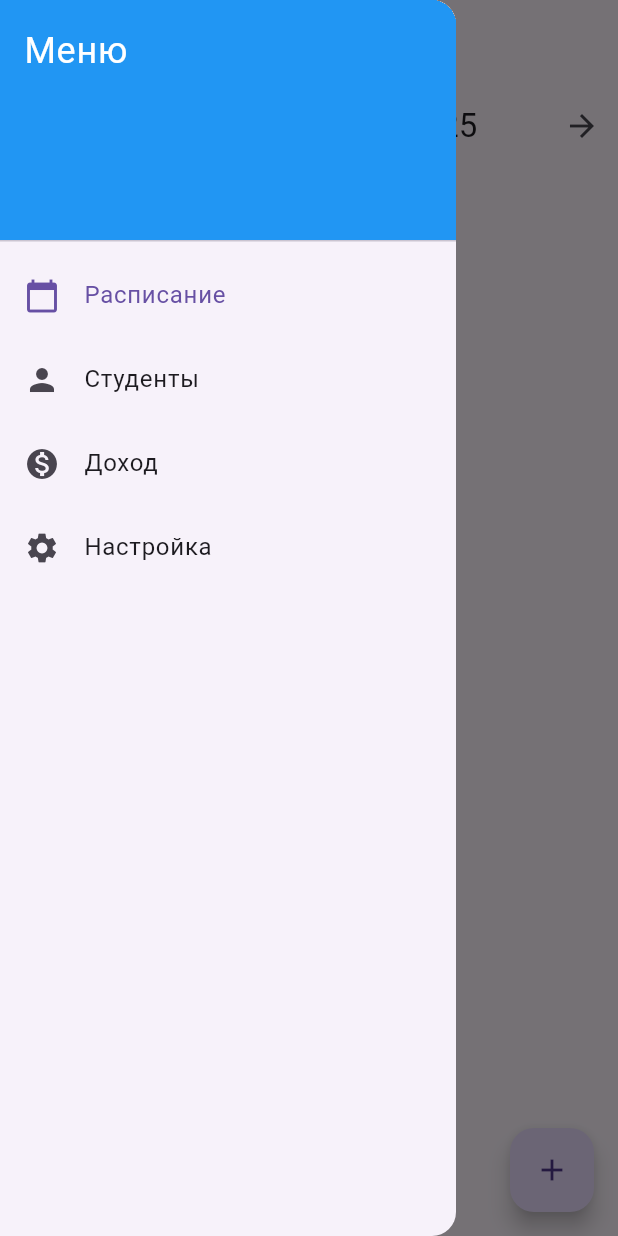
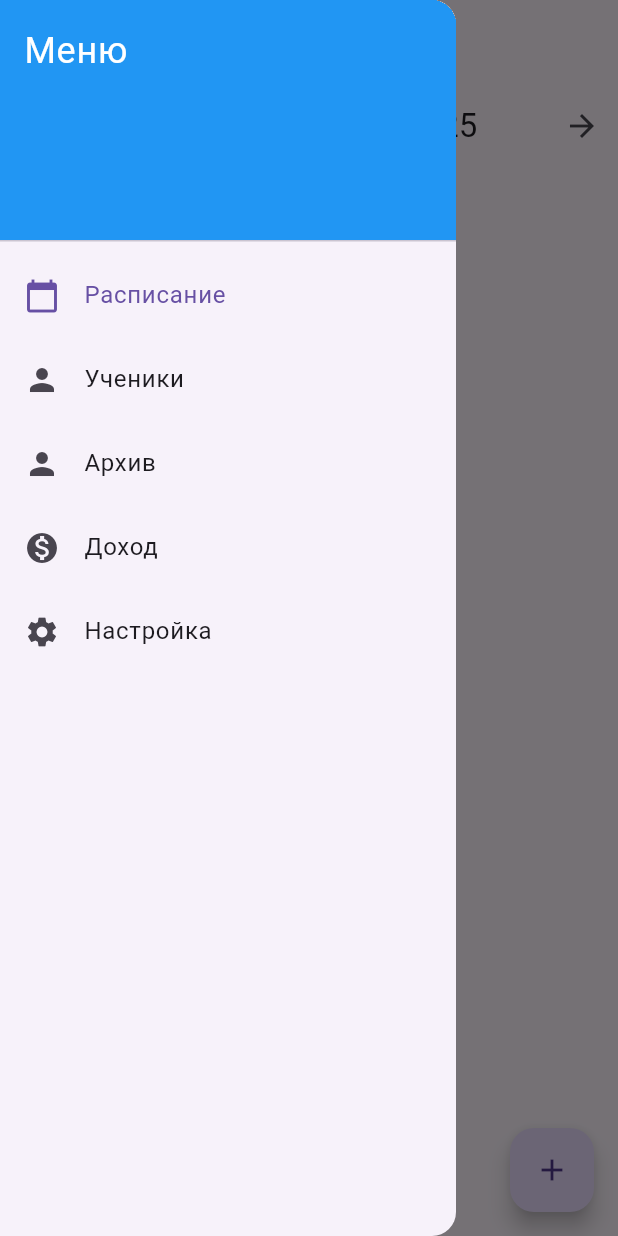
Before and after one commit to FairFire/repetitor3, a Flutter app: the screen it shows after launch, with the side drawer open, on a phone screen of 412 x 824 dp. Run offline on Flutter 3.47's test engine with Material 3 defaults, Android fonts, the phone set to English and light mode, and no system bars; our stand-ins replace file_picker, permission_handler, sqflite; accounts and stored records are empty.

Commit message:
Добавил функционал активного и не активного ученика

```diff
--- a/lib/main.dart
+++ b/lib/main.dart
@@ -3,6 +3,7 @@ import 'package:flutter_localizations/flutter_localizations.dart';
 import 'package:intl/date_symbol_data_local.dart';
 import 'package:repetitor/screens/setting_screen.dart';
 //import 'package:intl/date_symbol_data_file.dart' as file;
+import 'screens/archive_screen.dart';
 import 'screens/home_screen.dart';
 import 'screens/students_screen.dart';
 import 'screens/income_screen.dart';
@@ -47,6 +48,7 @@ class _MyHomePageState extends State<MyHomePage> {
   static const List<Widget> _widgetOptions = <Widget>[
     HomeScreen(),
     StudentsScreen(),
+    ArchiveScreen(),
     IncomeScreen(),
     SettingScreen(),
   ];
@@ -67,8 +69,9 @@ class _MyHomePageState extends State<MyHomePage> {
         title: switch (_selectedIndex) {
           0 => const Text('Расписание'),
           1 => const Text('Студенты'),
-          2 => const Text('Доход за месяц'),
-          3 => const Text('Настройка'),
+          2 => const Text('Архив'),
+          3 => const Text('Доход за месяц'),
+          4 => const Text('Настройка'),
           _ => const Text('Репетитор'),
         },
       ),
@@ -94,7 +97,7 @@ class _MyHomePageState extends State<MyHomePage> {
             ),
             ListTile(
               leading: const Icon(Icons.person),
-              title: const Text('Студенты'),
+              title: const Text('Ученики'),
               selected: _selectedIndex == 1,
               onTap: () {
                 Navigator.pop(context);
@@ -102,8 +105,8 @@ class _MyHomePageState extends State<MyHomePage> {
               },
             ),
             ListTile(
-              leading: const Icon(Icons.monetization_on),
-              title: const Text('Доход'),
+              leading: const Icon(Icons.person),
+              title: const Text('Архив'),
               selected: _selectedIndex == 2,
               onTap: () {
                 Navigator.pop(context);
@@ -111,12 +114,21 @@ class _MyHomePageState extends State<MyHomePage> {
               },
             ),
             ListTile(
-              leading: const Icon(Icons.settings),
-              title: const Text('Настройка'),
+              leading: const Icon(Icons.monetization_on),
+              title: const Text('Доход'),
               selected: _selectedIndex == 3,
               onTap: () {
                 Navigator.pop(context);
                 _onItemTap(3);
+              },
+            ),
+            ListTile(
+              leading: const Icon(Icons.settings),
+              title: const Text('Настройка'),
+              selected: _selectedIndex == 4,
+              onTap: () {
+                Navigator.pop(context);
+                _onItemTap(4);
               },
             ),
           ],
@@ -124,22 +136,6 @@ class _MyHomePageState extends State<MyHomePage> {
       ),
 
       body: currentScreen,
-      /*  bottomNavigationBar: BottomNavigationBar(
-        items: const [
-          BottomNavigationBarItem(
-            icon: Icon(Icons.calendar_today),
-            label: 'Расписание',
-          ),
-          BottomNavigationBarItem(icon: Icon(Icons.person), label: 'Студенты'),
-          BottomNavigationBarItem(
-            icon: Icon(Icons.attach_money),
-            label: 'Доход',
-          ),
-        ],
-        currentIndex: _selectedIndex,
-        selectedItemColor: Colors.blue,
-        onTap: _onItemTap,
-      ),*/
     );
   }
 }
--- a/lib/models/student.dart
+++ b/lib/models/student.dart
@@ -6,6 +6,7 @@ class Student {
   String level;
   String? phone1;
   String? phone2;
+  bool isActive;
 
   Student({
     this.id,
@@ -15,7 +16,30 @@ class Student {
     required this.level,
     this.phone1,
     this.phone2,
+    this.isActive = true,
   });
+
+  Student copyWith({
+    int? id,
+    String? fullName,
+    int? price,
+    DateTime? startDate,
+    String? level,
+    String? phone1,
+    String? phone2,
+    bool? isActive,
+  }) {
+    return Student(
+      id: id ?? this.id,
+      fullName: fullName ?? this.fullName,
+      price: price ?? this.price,
+      startDate: startDate ?? this.startDate,
+      level: level ?? this.level,
+      phone1: phone1 ?? this.phone1,
+      phone2: phone2 ?? this.phone2,
+      isActive: isActive ?? this.isActive,
+    );
+  }
 
   Map<String, dynamic> toMap() {
     return {
@@ -26,6 +50,7 @@ class Student {
       'level': level,
       'phone1': phone1,
       'phone2': phone2,
+      'isActive': isActive ? 1 : 0,
     };
   }
 
@@ -38,6 +63,7 @@ class Student {
       level: map['level'],
       phone1: map['phone1'],
       phone2: map['phone2'],
+      isActive: map['isActive'] == 1 ? true : false, // [0, 1]
     );
   }
 }
--- a/lib/screens/students_screen.dart
+++ b/lib/screens/students_screen.dart
@@ -23,7 +23,7 @@ class _StudentsScreenState extends State<StudentsScreen> {
 
   void _refreshStudents() {
     setState(() {
-      _studentsFuture = dbHelper.getStudents();
+      _studentsFuture = dbHelper.getActiveStudents();
     });
   }
 
--- a/pubspec.yaml
+++ b/pubspec.yaml
@@ -30,8 +30,9 @@ dev_dependencies:
 flutter_launcher_icons:
   android: true
   ios: true
-  image_path: "assets/icon/pen-icon.png"
+  image_path: "assets/icon/icon_svetlana.png"
   remove_alpha_ios: true
+
 
 flutter:
   uses-material-design: true
```
Also changed, not shown: lib/database/db_helper.dart (+19 -4 lines), lib/screens/archive_screen.dart (added, +83 -0 lines), lib/screens/student_form_screen.dart (+14 -0 lines), assets/icon/icon_svetlana.png (added), 26 other files.
